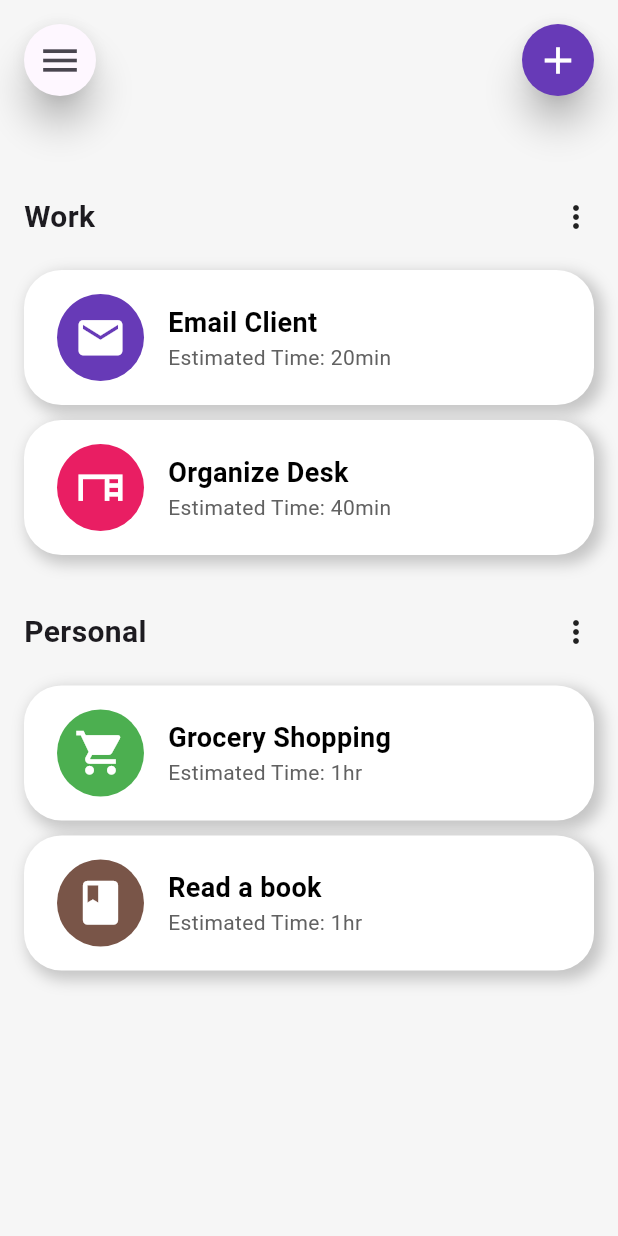
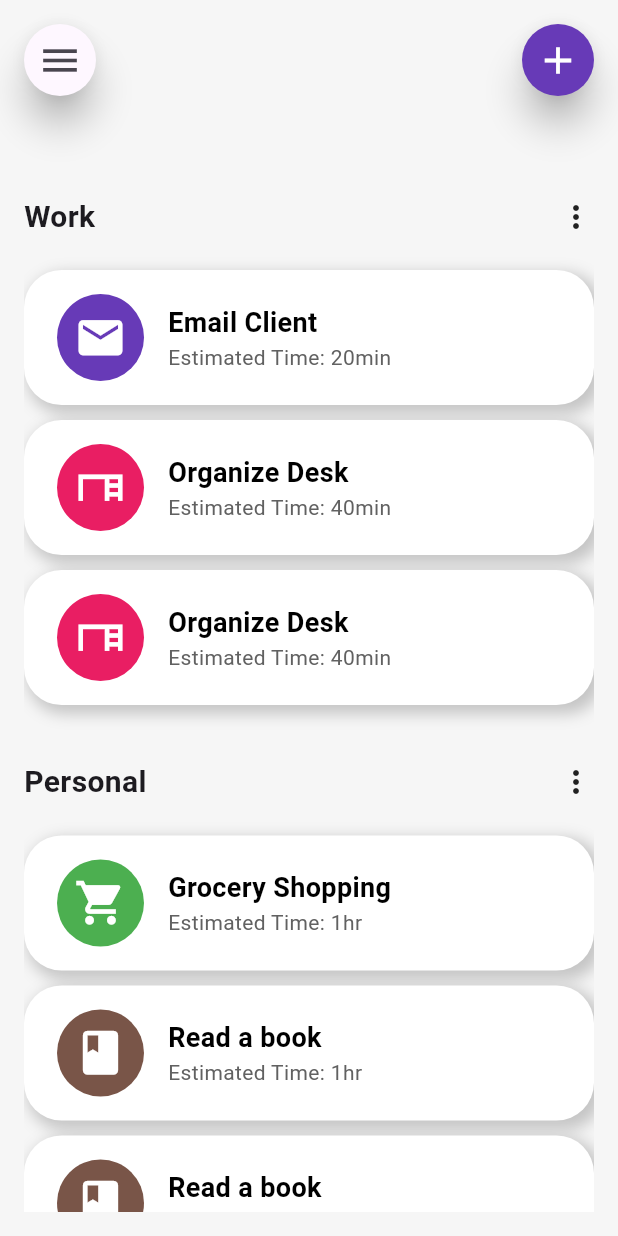
Before and after one commit to zalakajr/Modern-Todo-flutter-application, a Flutter app: the screen it shows after launch, on a phone screen of 412 x 824 dp. Run offline on Flutter 3.47's test engine with Material 3 defaults, Android fonts, the phone set to English and light mode, and no system bars; our stand-ins replace device_preview.

Commit message:
init repo

```diff
--- a/lib/screens/homescreen.dart
+++ b/lib/screens/homescreen.dart
@@ -24,6 +24,12 @@ final List<CategoryTask> categories = [
         iconbgColor: Colors.pink,
         title: 'Organize Desk',
         subtitle: 'Estimated Time',
+        estimatedTime: '40min'),
+    Task(
+        icon: Icons.desk,
+        iconbgColor: Colors.pink,
+        title: 'Organize Desk',
+        subtitle: 'Estimated Time',
         estimatedTime: '40min')
   ]),
   CategoryTask(categoryName: 'Personal', tasks: [
@@ -38,7 +44,13 @@ final List<CategoryTask> categories = [
         iconbgColor: Colors.brown,
         title: 'Read a book',
         subtitle: 'Estimated Time',
-        estimatedTime: '1hr')
+        estimatedTime: '1hr'),
+    Task(
+        icon: Icons.book,
+        iconbgColor: Colors.brown,
+        title: 'Read a book',
+        subtitle: 'Estimated Time',
+        estimatedTime: '1hr'),
   ]),
 ];
 
```
